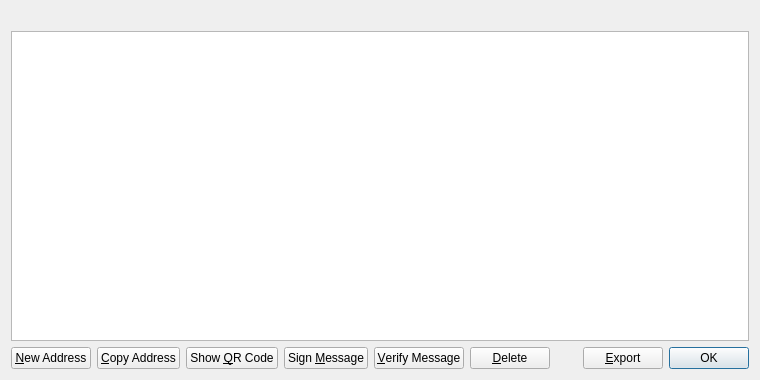
First picture: the form in src/qt/forms/addressbookpage.ui, repository Prime-Cryptos/Prime-xi, before the edit.
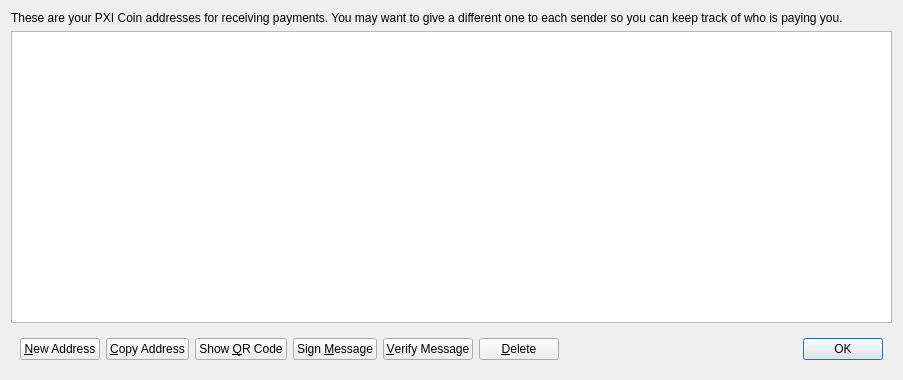
Second picture: the form after the edit. Icons and pictures are not drawn.

```diff
--- a/src/qt/forms/addressbookpage.ui
+++ b/src/qt/forms/addressbookpage.ui
@@ -6,7 +6,7 @@
    <rect>
     <x>0</x>
     <y>0</y>
-    <width>760</width>
+    <width>903</width>
     <height>380</height>
    </rect>
   </property>
@@ -16,6 +16,9 @@
   <layout class="QVBoxLayout" name="verticalLayout">
    <item>
     <widget class="QLabel" name="labelExplanation">
+     <property name="text">
+      <string>These are your PXI Coin addresses for receiving payments. You may want to give a different one to each sender so you can keep track of who is paying you.</string>
+     </property>
      <property name="textFormat">
       <enum>Qt::PlainText</enum>
      </property>
@@ -53,6 +56,7 @@
     </widget>
    </item>
    <item>
+    <widget class="QWidget" name="buttonBar" native="true">
     <layout class="QHBoxLayout" name="horizontalLayout">
      <item>
       <widget class="QPushButton" name="newAddress">
@@ -148,20 +152,6 @@
        </property>
       </spacer>
      </item>
-     <item>
-      <widget class="QPushButton" name="exportButton">
-       <property name="toolTip">
-        <string>Export the data in the current tab to a file</string>
-       </property>
-       <property name="text">
-        <string>&amp;Export</string>
-       </property>
-       <property name="icon">
-        <iconset resource="../bitcoin.qrc">
-         <normaloff>:/icons/export</normaloff>:/icons/export</iconset>
-       </property>
-      </widget>
-     </item>
      <item>
       <widget class="QDialogButtonBox" name="buttonBox">
        <property name="sizePolicy">
@@ -176,6 +166,7 @@
       </widget>
      </item>
     </layout>
+    </widget>
    </item>
   </layout>
  </widget>
```
Left out of the diff: 38 changed lines with no effect on the pictures. Lines whose indentation alone changed are shown as unchanged.
